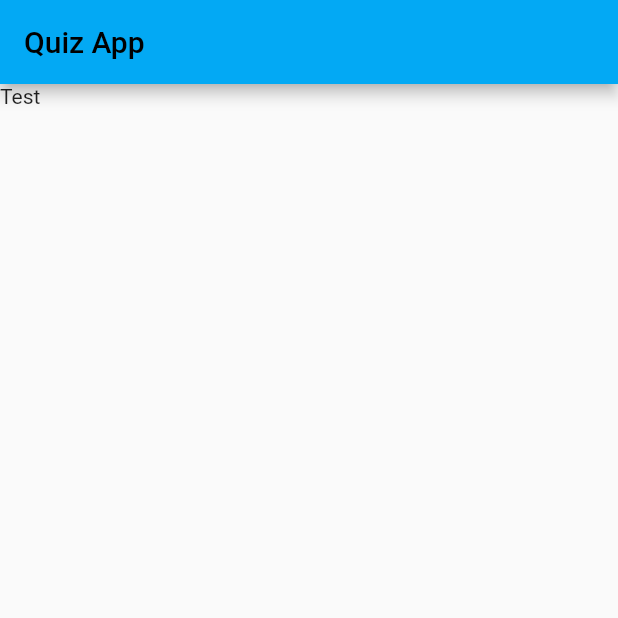
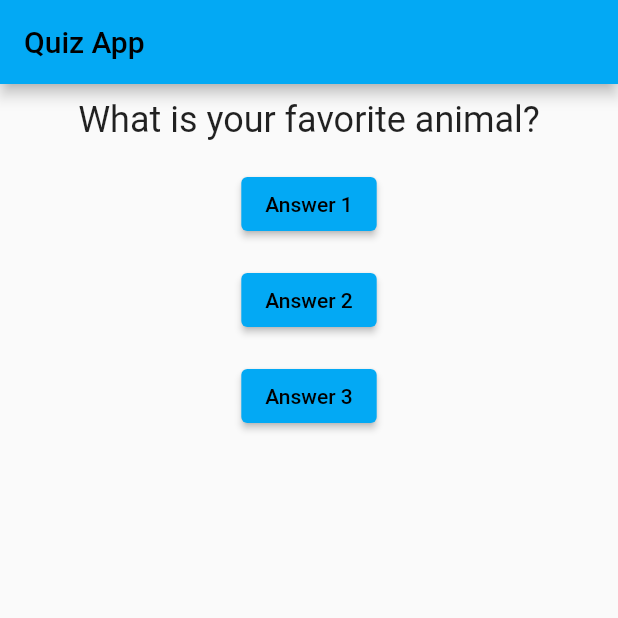
Before and after one commit to akibur-rahman/Simple-Quiz-App-with-Flutter, a Flutter app: the screen it shows after launch, on a phone screen of 412 x 824 dp, the top half of it. Run offline on Flutter 3.47's test engine with Material 2 defaults, Android fonts, the phone set to English and light mode, and no system bars.

```diff
--- a/quizapp/lib/main.dart
+++ b/quizapp/lib/main.dart
@@ -1,4 +1,6 @@
 import 'package:flutter/material.dart';
+
+import './questions.dart';
 
 void main() {
   runApp(MyApp());
@@ -27,13 +29,60 @@ class MyHomePage extends StatefulWidget {
 }
 
 class MyHomepageState extends State<MyHomePage> {
+  var index = 0;
+
+  void answerPressed() {
+    index++;
+    setState(() {});
+  }
+
+  var questions = [
+    "What is your favorite animal?",
+    "What is your favorite Color?",
+  ];
+
   @override
   Widget build(BuildContext context) {
     return Scaffold(
-      appBar: AppBar(
-        title: const Text('Quiz App'),
-      ),
-      body: const Text('Test'),
-    );
+        appBar: AppBar(
+          title: const Text('Quiz App'),
+        ),
+        body: SafeArea(
+            child: Container(
+          child: Column(
+            children: [
+              Questions(
+                questions[index],
+              ),
+              Padding(
+                padding: const EdgeInsets.all(8.0),
+                child: SizedBox(
+                  child: ElevatedButton(
+                    onPressed: answerPressed,
+                    child: Text("Answer 1"),
+                  ),
+                ),
+              ),
+              Padding(
+                padding: const EdgeInsets.all(8.0),
+                child: SizedBox(
+                  child: ElevatedButton(
+                    onPressed: answerPressed,
+                    child: Text("Answer 2"),
+                  ),
+                ),
+              ),
+              Padding(
+                padding: const EdgeInsets.all(8.0),
+                child: SizedBox(
+                  child: ElevatedButton(
+                    onPressed: answerPressed,
+                    child: Text("Answer 3"),
+                  ),
+                ),
+              ),
+            ],
+          ),
+        )));
   }
 }
--- /dev/null
+++ b/quizapp/lib/questions.dart
@@ -0,0 +1,24 @@
+import 'package:flutter/material.dart';
+import 'package:flutter/src/widgets/framework.dart';
+import 'package:flutter/src/widgets/placeholder.dart';
+
+class Questions extends StatelessWidget {
+  final String questionText;
+
+  const Questions(this.questionText, {super.key});
+
+  @override
+  Widget build(BuildContext context) {
+    return Container(
+      margin: const EdgeInsets.all(10),
+      width: double.infinity,
+      child: Text(
+        questionText,
+        style: const TextStyle(
+          fontSize: 24,
+        ),
+        textAlign: TextAlign.center,
+      ),
+    );
+  }
+}
```
